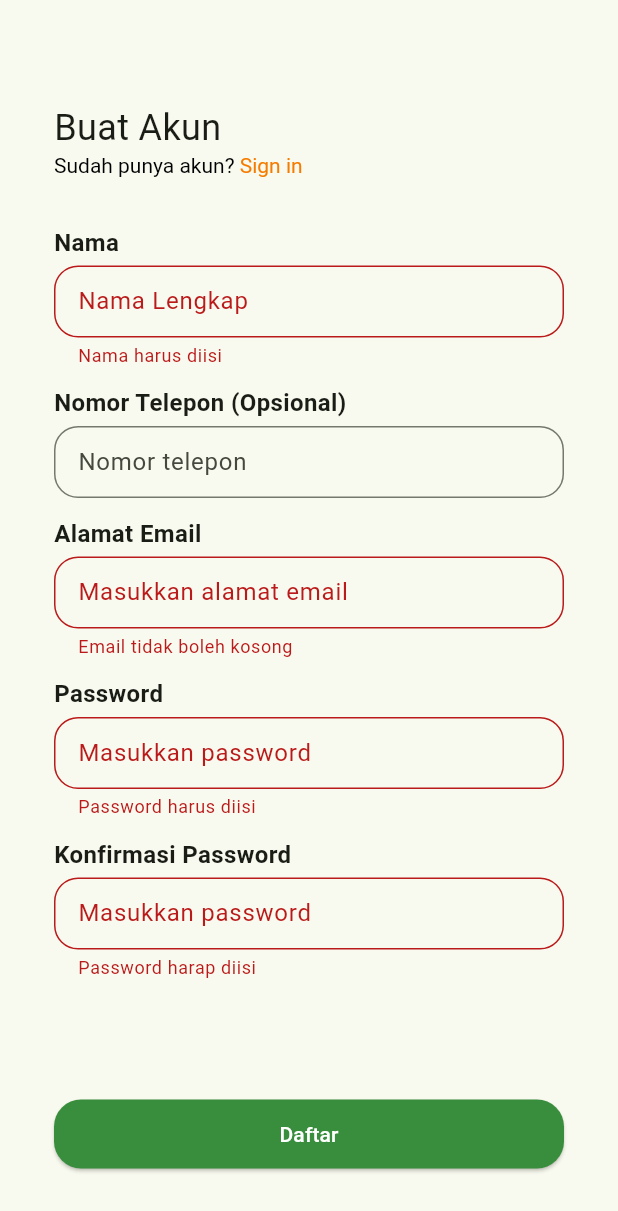
After one commit to andhika-g-pratama66/flutter_andhika_1, a Flutter app: the screen it shows after launch, after a tap on "Daftar", on a phone screen of 412 x 824 dp. The commit adds this screen. Shown: the top 1211 px of the screen. Run offline on Flutter 3.47's test engine with Material 3 defaults, Android fonts, the phone set to English and light mode, and no system bars.

Commit message:
Tugas 10-regist

```diff
--- a/lib/main.dart
+++ b/lib/main.dart
@@ -1,7 +1,9 @@
 import 'package:flutter/material.dart';
+// import 'package:flutter_andhika_1/day_10/latihan_3.dart';
 import 'package:flutter_andhika_1/day_14/day_14_screen.dart';
+import 'package:flutter_andhika_1/tugas/tugas_10/registration.dart';
 
-import 'package:flutter_andhika_1/tugas/tugas_7/tugas_7_8_flutter.dart';
+import 'package:flutter_andhika_1/tugas/tugas_6/login_page.dart';
 import 'package:flutter_andhika_1/tugas/tugas_9/tugas_9_screen.dart';
 
 // import 'package:flutter/rendering.dart';
@@ -61,7 +63,7 @@ class MyApp extends StatelessWidget {
       // home: Tugas5Screen(),
       // home: LoginPage(),
       // home: Tugas7Flutter(),
-      home: Tugas9Screen(),
+      home: RegisterPageTugas10(),
     );
   }
 }
--- /dev/null
+++ b/lib/tugas/tugas_10/registration.dart
@@ -0,0 +1,298 @@
+import 'package:flutter/gestures.dart';
+import 'package:flutter/material.dart';
+import 'package:flutter_andhika_1/extension/navigator.dart';
+import 'package:flutter_andhika_1/tugas/tugas_10/home_tugas_10.dart';
+import 'package:flutter_andhika_1/tugas/tugas_6/drawer.dart';
+import 'package:flutter_andhika_1/tugas/tugas_6/login_page.dart';
+
+class RegisterPageTugas10 extends StatefulWidget {
+  const RegisterPageTugas10({super.key});
+
+  @override
+  State<RegisterPageTugas10> createState() => _RegisterPageTugas10State();
+}
+
+class _RegisterPageTugas10State extends State<RegisterPageTugas10> {
+  final TextEditingController nameController = TextEditingController();
+  final TextEditingController noHPController = TextEditingController();
+  final TextEditingController emailController = TextEditingController();
+  final TextEditingController passwordController = TextEditingController();
+  final TextEditingController confirmPassController = TextEditingController();
+  final TextEditingController phoneNumController = TextEditingController();
+  final _formKey = GlobalKey<FormState>();
+
+  @override
+  Widget build(BuildContext context) {
+    return Scaffold(
+      appBar: AppBar(),
+      body: SafeArea(
+        maintainBottomViewPadding: true,
+        child: Container(
+          padding: EdgeInsets.symmetric(horizontal: 36, vertical: 12),
+          margin: EdgeInsets.only(bottom: 32),
+          child: Form(
+            autovalidateMode: AutovalidateMode.onUnfocus,
+            key: _formKey,
+            child: Column(
+              crossAxisAlignment: CrossAxisAlignment.start,
+              children: [
+                Text('Buat Akun', style: TextStyle(fontSize: 24)),
+                RichText(
+                  text: TextSpan(
+                    text: "Sudah punya akun?",
+                    style: TextStyle(color: Colors.black),
+                    children: <TextSpan>[
+                      TextSpan(
+                        text: ' Sign in',
+                        style: TextStyle(color: Colors.orange.shade700),
+                        recognizer: TapGestureRecognizer()
+                          ..onTap = () {
+                            Navigator.pushReplacement(
+                              context,
+                              MaterialPageRoute(
+                                builder: (context) => const LoginPage(),
+                              ),
+                            );
+                          },
+                      ),
+                    ],
+                  ),
+                ),
+                SizedBox(height: 32),
+                Text(
+                  'Nama',
+                  style: TextStyle(fontSize: 16, fontWeight: FontWeight.w600),
+                ),
+                SizedBox(height: 4),
+                TextFormField(
+                  controller: nameController,
+                  validator: (value) {
+                    if (value!.isEmpty) {
+                      return 'Nama harus diisi';
+                    }
+                    String pattern = r'^[a-zA-Z\s]+$';
+                    RegExp regex = RegExp(pattern);
+                    if (!regex.hasMatch(value)) {
+                      return 'Harap masukkan nama dengan benar';
+                    }
+
+                    return null;
+                  },
+                  decoration: InputDecoration(
+                    floatingLabelBehavior: FloatingLabelBehavior.never,
+                    isDense: true,
+                    border: OutlineInputBorder(
+                      borderRadius: BorderRadius.circular(16),
+                    ),
+
+                    labelText: 'Nama Lengkap',
+                    hintStyle: TextStyle(color: Colors.grey),
+                  ),
+                ),
+                SizedBox(height: 12),
+                Text(
+                  'Nomor Telepon (Opsional)',
+                  style: TextStyle(fontSize: 16, fontWeight: FontWeight.w600),
+                ),
+                SizedBox(height: 4),
+                TextFormField(
+                  controller: noHPController,
+                  validator: (value) {
+                    if (value!.isEmpty) {
+                      return null;
+                    }
+                    String pattern = r'^[0-9]{3,32}$';
+                    RegExp regex = RegExp(pattern);
+                    if (!regex.hasMatch(value)) {
+                      return 'Harap masukkan nomor telepon yang benar';
+                    }
+
+                    return null;
+                  },
+                  decoration: InputDecoration(
+                    floatingLabelBehavior: FloatingLabelBehavior.never,
+                    isDense: true,
+                    border: OutlineInputBorder(
+                      borderRadius: BorderRadius.circular(16),
+                    ),
+
+                    labelText: 'Nomor telepon',
+                    hintStyle: TextStyle(color: Colors.grey),
+                  ),
+                ),
+                SizedBox(height: 12),
+                Text(
+                  'Alamat Email',
+                  style: TextStyle(fontSize: 16, fontWeight: FontWeight.w600),
+                ),
+                SizedBox(height: 4),
+                TextFormField(
+                  controller: emailController,
+                  validator: (value) {
+                    if (value!.isEmpty) {
+                      return 'Email tidak boleh kosong';
+                    } else if (!value.contains('@')) {
+                      return 'Harap masukkan alamat email yang valid ';
+                    }
+                    return null;
+                  },
+                  decoration: InputDecoration(
+                    floatingLabelBehavior: FloatingLabelBehavior.never,
+                    isDense: true,
+                    border: OutlineInputBorder(
+                      borderRadius: BorderRadius.circular(16),
+                    ),
+
+                    labelText: 'Masukkan alamat email',
+                  ),
+                ),
+                SizedBox(height: 12),
+                Text(
+                  'Password',
+                  style: TextStyle(fontSize: 16, fontWeight: FontWeight.w600),
+                ),
+                SizedBox(height: 4),
+                TextFormField(
+                  obscureText: true,
+                  controller: passwordController,
+                  validator: (value) {
+                    if (value!.isEmpty) {
+                      return 'Password harus diisi';
+                    }
+                    String pattern =
+                        r'^(?=.*[a-z])(?=.*[A-Z])(?=.*\d)(?=.*[\W_]).{6,}$';
+                    RegExp regExp = RegExp(pattern);
+                    if (!regExp.hasMatch(value)) {
+                      return 'Password harus mengandung minimal 6 karakter, 1 huruf besar, dan satu tanda baca (misalnya ! dan %) ';
+                    }
+                    return null;
+                  },
+                  decoration: InputDecoration(
+                    errorMaxLines: 2,
+                    floatingLabelBehavior: FloatingLabelBehavior.never,
+                    isDense: true,
+                    border: OutlineInputBorder(
+                      borderRadius: BorderRadius.circular(16),
+                    ),
+
+                    labelText: 'Masukkan password',
+                    hintStyle: TextStyle(color: Colors.grey),
+                  ),
+                ),
+                SizedBox(height: 12),
+                Text(
+                  'Konfirmasi Password',
+                  style: TextStyle(fontSize: 16, fontWeight: FontWeight.w600),
+                ),
+                SizedBox(height: 4),
+                TextFormField(
+                  obscureText: true,
+                  controller: confirmPassController,
+                  validator: (value) {
+                    if (value!.isEmpty) {
+                      return 'Password harap diisi';
+                    }
+                    if (value != passwordController.text) {
+                      return 'Password tidak cocok, harap coba lagi';
+                    }
+                    return null;
+                  },
+                  decoration: InputDecoration(
+                    floatingLabelBehavior: FloatingLabelBehavior.never,
+                    isDense: true,
+                    border: OutlineInputBorder(
+                      borderRadius: BorderRadius.circular(16),
+                    ),
+
+                    labelText: 'Masukkan password',
+                    hintStyle: TextStyle(color: Colors.grey),
+                  ),
+                ),
+                Spacer(),
+                ElevatedButton(
+                  style: ElevatedButton.styleFrom(
+                    fixedSize: Size(double.maxFinite, 46),
+                    backgroundColor: Colors.green.shade700,
+                    shape: RoundedRectangleBorder(
+                      borderRadius: BorderRadiusGeometry.circular(18),
+                    ),
+                  ),
+                  onPressed: () {
+                    if (_formKey.currentState!.validate()) {
+                      showDialog(
+                        context: context,
+                        builder: (_) {
+                          return AlertDialog(
+                            title: Text('Syarat & Ketentuan'),
+                            content: RichText(
+                              text: TextSpan(
+                                text: "Syarat & Ketentuan dapat anda lihat ",
+                                style: TextStyle(color: Colors.black),
+                                children: <TextSpan>[
+                                  TextSpan(
+                                    text: 'di sini',
+                                    style: TextStyle(
+                                      color: Colors.orange.shade700,
+                                    ),
+                                    recognizer: TapGestureRecognizer()
+                                      ..onTap = () {
+                                        print('Page TnC');
+                                      },
+                                  ),
+                                ],
+                              ),
+                            ),
+                            actions: <Widget>[
+                              Row(
+                                children: [
+                                  Expanded(
+                                    child: ElevatedButton(
+                                      style: ElevatedButton.styleFrom(
+                                        backgroundColor: Colors.red.shade700,
+                                      ),
+                                      onPressed: () {
+                                        context.pop();
+                                      },
+                                      child: Text(
+                                        'Tidak setuju',
+                                        style: TextStyle(color: Colors.white),
+                                      ),
+                                    ),
+                                  ),
+                                  SizedBox(width: 12),
+                                  Expanded(
+                                    child: ElevatedButton(
+                                      style: ElevatedButton.styleFrom(
+                                        backgroundColor: Colors.green.shade700,
+                                      ),
+                                      onPressed: () {
+                                        context.pushReplacement(
+                                          HomeTugas10(
+                                            text: nameController.text,
+                                          ),
+                                        );
+                                      },
+                                      child: Text(
+                                        'Saya setuju',
+                                        style: TextStyle(color: Colors.white),
+                                      ),
+                                    ),
+                                  ),
+                                ],
+                              ),
+                            ],
+                          );
+                        },
+                      );
+                    }
+                  },
+                  child: Text('Daftar', style: TextStyle(color: Colors.white)),
+                ),
+              ],
+            ),
+          ),
+        ),
+      ),
+    );
+  }
+}
```
Also changed, not shown: lib/extension/navigator.dart (+65 -5 lines), lib/tugas/tugas_10/home_tugas_10.dart (added, +31 -0 lines), lib/tugas/tugas_6/login_page.dart (+32 -4 lines).
